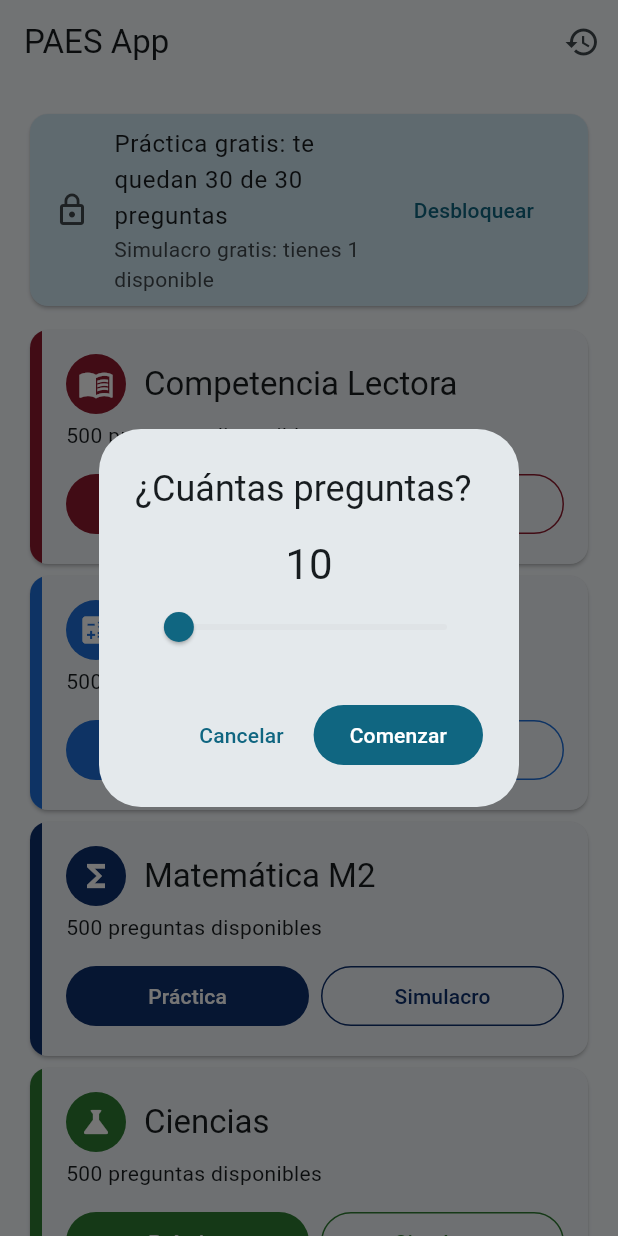
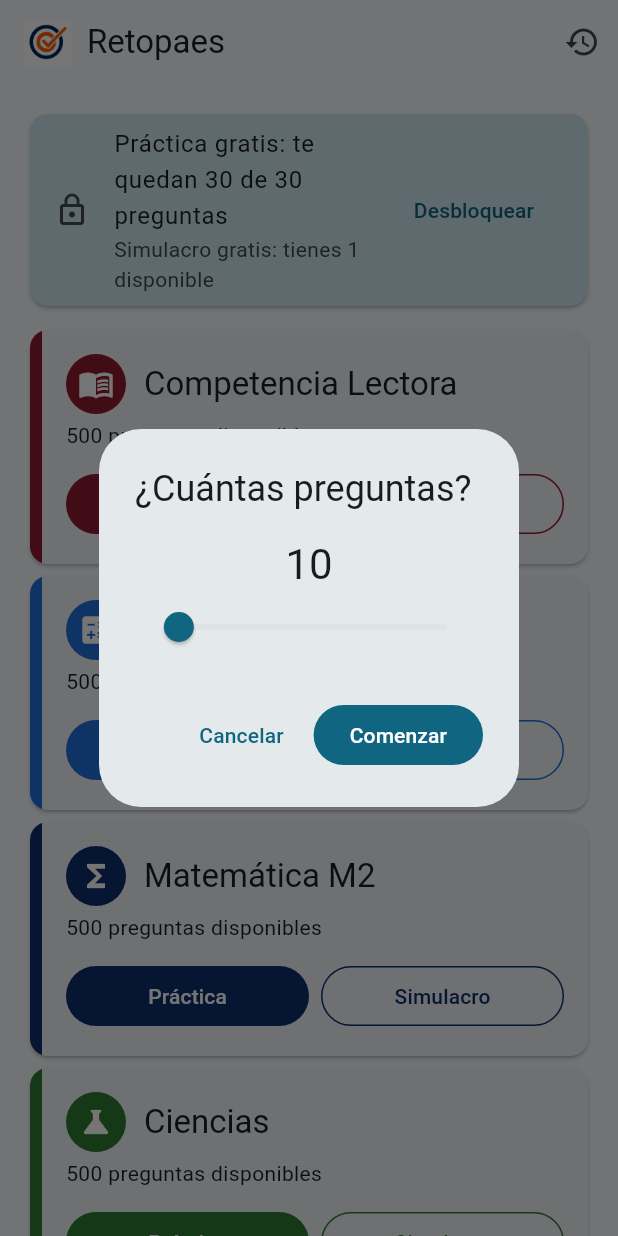
Before and after one commit to labappsch-create/Paes, a Flutter app: the screen it shows after launch, after a tap on "Práctica", on a phone screen of 412 x 824 dp. Run offline on Flutter 3.47's test engine with Material 3 defaults, Android fonts, the phone set to English and light mode, and no system bars; our stand-ins replace clock, flutter_riverpod, in_app_purchase, material_ui, shared_preferences, webview_flutter.

Commit message:
Marca Retopaes: nombre, ícono de la app y pantalla de bienvenida con el logo

```diff
--- a/lib/core/constants.dart
+++ b/lib/core/constants.dart
@@ -1,4 +1,11 @@
 // Valores fijos de la aplicación.
+
+/// Nombre de la app.
+const String appName = 'Retopaes';
+
+/// Logo completo (pantalla de bienvenida) e ícono (barra superior).
+const String logoAsset = 'assets/branding/logo_retopaes.png';
+const String iconAsset = 'assets/branding/icono_app.png';
 
 /// Preguntas gratis en Práctica (suma de todas las pruebas).
 const int freeQuestionLimit = 30;
--- a/lib/main.dart
+++ b/lib/main.dart
@@ -2,6 +2,7 @@ import 'package:flutter_riverpod/flutter_riverpod.dart';
 import 'package:material_ui/material_ui.dart';
 import 'package:shared_preferences/shared_preferences.dart';
 
+import 'core/constants.dart';
 import 'presentation/providers.dart';
 import 'presentation/prueba_style.dart';
 import 'presentation/purchase_controller.dart';
@@ -27,7 +28,7 @@ class PaesApp extends ConsumerWidget {
     ref.watch(purchaseProvider);
 
     return MaterialApp(
-      title: 'PAES App',
+      title: appName,
       debugShowCheckedModeBanner: false,
       theme: ThemeData(
         useMaterial3: true,
--- a/lib/presentation/screens/home_screen.dart
+++ b/lib/presentation/screens/home_screen.dart
@@ -25,9 +25,25 @@ class HomeScreen extends ConsumerWidget {
     final questions = ref.watch(questionsProvider);
     final access = ref.watch(accessProvider);
 
+    // Mientras cargan las preguntas: bienvenida a pantalla completa, en blanco
+    // como la pantalla de inicio del teléfono, con el logo de la app.
+    if (questions.isLoading && !questions.hasValue) {
+      return const Scaffold(
+        backgroundColor: Colors.white,
+        body: _WelcomeView(),
+      );
+    }
+
     return Scaffold(
       appBar: AppBar(
-        title: const Text('PAES App'),
+        title: Row(
+          mainAxisSize: MainAxisSize.min,
+          children: [
+            Image.asset(iconAsset, height: 32, semanticLabel: 'Logo'),
+            const SizedBox(width: 10),
+            const Text(appName),
+          ],
+        ),
         actions: [
           IconButton(
             tooltip: 'Historial',
@@ -39,7 +55,7 @@ class HomeScreen extends ConsumerWidget {
         ],
       ),
       body: questions.when(
-        loading: () => const Center(child: CircularProgressIndicator()),
+        loading: () => const _WelcomeView(),
         error: (error, _) => Center(
           child: Padding(
             padding: const EdgeInsets.all(24),
@@ -59,6 +75,30 @@ class HomeScreen extends ConsumerWidget {
                 prueba: prueba,
                 pool: all.where((q) => q.prueba == prueba).toList(),
               ),
+          ],
+        ),
+      ),
+    );
+  }
+}
+
+/// Bienvenida mientras se cargan las preguntas: logo completo de la app.
+class _WelcomeView extends StatelessWidget {
+  const _WelcomeView();
+
+  @override
+  Widget build(BuildContext context) {
+    return Center(
+      child: Padding(
+        padding: const EdgeInsets.all(32),
+        child: Column(
+          mainAxisSize: MainAxisSize.min,
+          children: [
+            Image.asset(logoAsset, width: 240, semanticLabel: appName),
+            const SizedBox(height: 32),
+            const CircularProgressIndicator(),
+            const SizedBox(height: 12),
+            const Text('Cargando preguntas…'),
           ],
         ),
       ),
```
Also changed, not shown: pubspec.yaml (+24 -0 lines), assets/branding/icono_app.png (added), assets/branding/logo_retopaes.png (added), assets/branding/logo_retopaes_original.jpg (renamed from grok_1794993471935.jpg), assets/branding/splash_android12.png (added), assets/branding/splash_logo.png (added), pubspec.lock, 68 other files.
